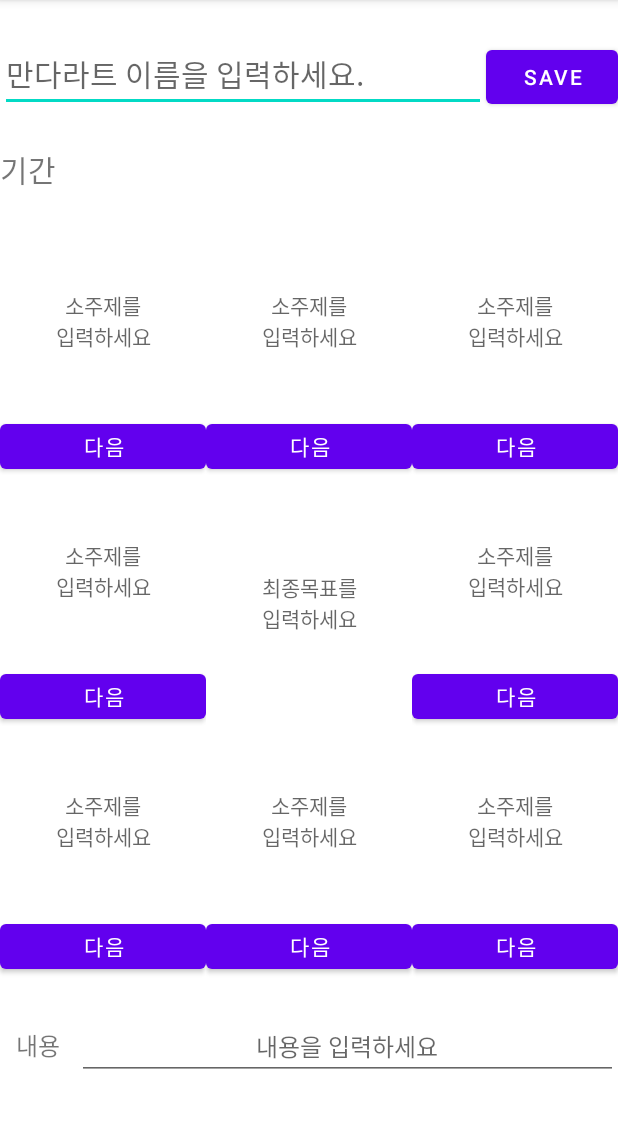
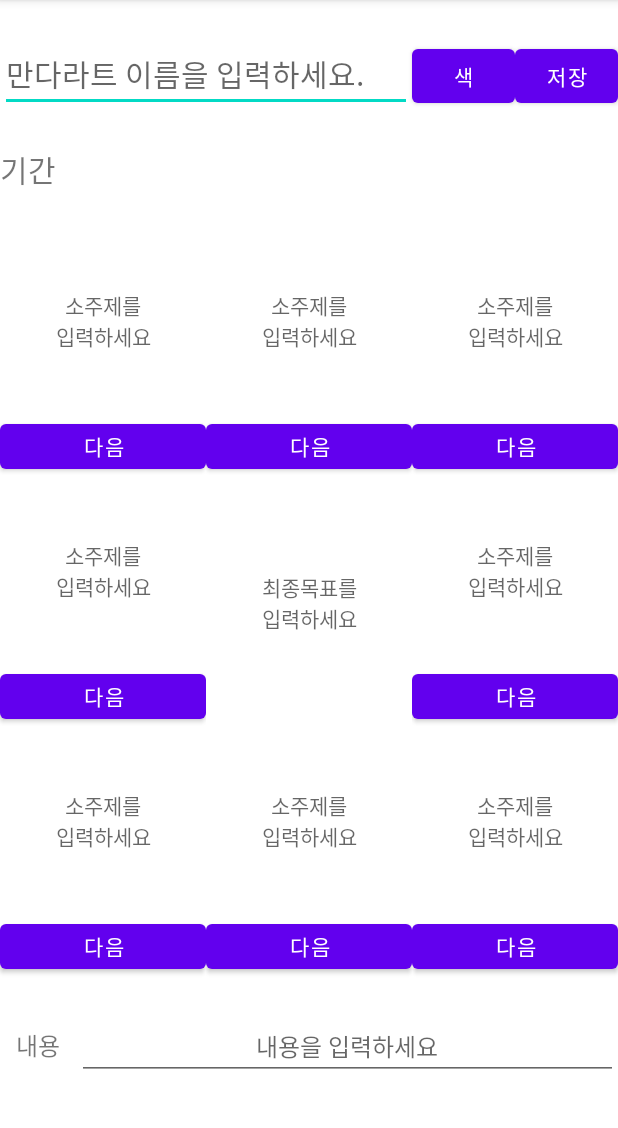
Before and after one commit to at2eindre/mandal, an Android app: the AddTableActivity screen opened directly, with no data from a screen before it, on a phone screen of 412 x 824 dp, the part 84-1212 px from its top. Run offline under Robolectric (Android 15) with nearby library versions, the phone set to English and light mode, and no system bars; libraries missing offline, so code that uses them is left out: com.skydoves.colorpickerview.

Commit message:
컬러피커 반틈한거 같습니다만
제대로 된건지는 잘 모르겠술ㅋ

```diff
--- a/app/build.gradle
+++ b/app/build.gradle
@@ -36,4 +36,6 @@ dependencies {
     testImplementation 'junit:junit:4.13.2'
     androidTestImplementation 'androidx.test.ext:junit:1.1.3'
     androidTestImplementation 'androidx.test.espresso:espresso-core:3.4.0'
+
+    implementation 'com.github.skydoves:colorpickerview:2.2.4'
 }
--- a/app/src/main/res/layout/add_table.xml
+++ b/app/src/main/res/layout/add_table.xml
@@ -22,14 +22,22 @@
             android:hint="만다라트 이름을 입력하세요."
             android:textSize="20sp"
             />
-
+        <Button
+            android:id="@+id/color_button"
+            android:layout_width="0dp"
+            android:layout_height="wrap_content"
+            android:layout_weight="1"
+            android:layout_centerHorizontal="true"
+            android:layout_centerVertical="true"
+            android:text="색"/>
         <Button
             android:id="@+id/save_button"
-            android:layout_width="wrap_content"
+            android:layout_width="0dp"
             android:layout_height="wrap_content"
+            android:layout_weight="1"
             android:layout_centerHorizontal="true"
             android:layout_centerVertical="true"
-            android:text="SAVE" />
+            android:text="저장" />
     </LinearLayout>
 
     <TextView
```
Also changed, not shown: app/src/main/java/com/example/mandalart/AddTableActivity.java (+69 -1 lines), app/src/main/res/layout/color_dialog.xml (added, +57 -0 lines).
